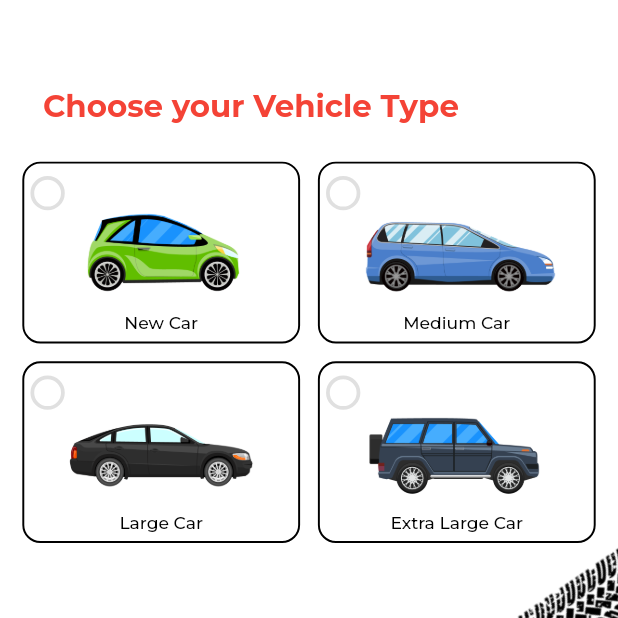
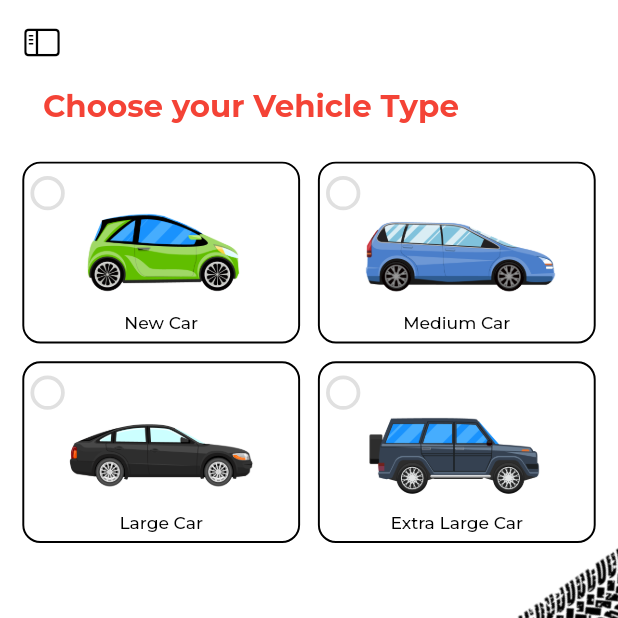
Before and after one commit to seeebbii/ultra_shine, a Flutter app: the OnBoardWelcome3 screen opened by its route, after a tap on "LET'S GO", on a phone screen of 412 x 824 dp, the top half of it. Run offline on Flutter 3.47's test engine with Material 2 defaults, Android fonts, the phone set to English and light mode, and no system bars; our stand-ins replace animated_splash_screen, flutter_rating_bar, flutter_screenutil, get, google_fonts, page_transition.

Commit message:
"sidebar"

```diff
--- a/lib/app/router/router_generator.dart
+++ b/lib/app/router/router_generator.dart
@@ -1,6 +1,8 @@
 import 'package:flutter/material.dart';
-import 'package:ultra_shine/view/Home/choose_vehicle_type.dart';
+
 import 'package:ultra_shine/view/authentication/auth_login_screen.dart';
+import 'package:ultra_shine/view/home/choose_vehicle_type.dart';
+import 'package:ultra_shine/view/home/custom_drawer.dart';
 import 'package:ultra_shine/view/home/exterior_screen.dart';
 import 'package:ultra_shine/view/home/film_screen.dart';
 import 'package:ultra_shine/view/home/interior_screen.dart';
@@ -36,7 +38,7 @@
 const String productScreen = '/product-screen';
 const String maintenanceScreen = '/maintenance-screen';
 const String requestScreen = '/request-screen';
-
+const String customDrawer='/custom-drawer';
 // TODO : ROUTES GENERATOR CLASS THAT CONTROLS THE FLOW OF NAVIGATION/ROUTING
 class RouteGenerator {
   // FUNCTION THAT HANDLES ROUTING
@@ -88,7 +90,8 @@
 
         case requestScreen:
         return _getPageRoute(const RequestScreen());
-
+        case customDrawer:
+        return _getPageRoute(const Custom_drawer());
       default:
         return _errorRoute();
     }
--- a/lib/main.dart
+++ b/lib/main.dart
@@ -3,7 +3,6 @@
 import 'package:get/get.dart';
 import 'package:ultra_shine/app/constant/initialize_controllers.dart';
 import 'package:ultra_shine/app/router/router_generator.dart';
-import 'package:ultra_shine/app/utils/colors.dart';
 import 'app/constant/image_paths.dart';
 import 'app/theme/app_theme.dart';
 
--- a/lib/view/home/choose_vehicle_type.dart
+++ b/lib/view/home/choose_vehicle_type.dart
@@ -1,3 +1,4 @@
+import 'package:flutter/cupertino.dart';
 import 'package:flutter/material.dart';
 import 'package:flutter_screenutil/flutter_screenutil.dart';
 import 'package:ultra_shine/app/constant/controllers.dart';
@@ -6,16 +7,18 @@
 import 'package:ultra_shine/app/utils/colors.dart';
 import 'package:ultra_shine/models/home/choose_vehicle_model.dart';
 import 'package:ultra_shine/models/home/choose_vehicle_paintwork_model.dart';
-import 'package:ultra_shine/view/Home/widgets/build_bottom_buttons.dart';
-import 'package:ultra_shine/view/Home/widgets/build_vehicle_paintwork.dart';
-import 'package:ultra_shine/view/Home/widgets/build_vehicle_type.dart';
+
 import 'dart:math' as math;
 
 import 'package:ultra_shine/view/components/auth_button.dart';
+import 'package:ultra_shine/view/home/widgets/build_vehicle_type.dart';
+
+import 'widgets/build_bottom_buttons.dart';
+import 'widgets/build_vehicle_paintwork.dart';
 
 class ChooseVehicleType extends StatefulWidget {
-  const ChooseVehicleType({Key? key}) : super(key: key);
-
+  const ChooseVehicleType({Key? key, this.animation}) : super(key: key);
+  final VoidCallback ? animation;
   @override
   State<ChooseVehicleType> createState() => _ChooseVehicleTypeState();
 }
@@ -50,7 +53,8 @@
   @override
   Widget build(BuildContext context) {
     return Scaffold(
-      appBar: AppBar(),
+      appBar: AppBar(leading: IconButton(icon: const Icon(CupertinoIcons.sidebar_left,color: Colors.black,), onPressed: () {widget.animation!();}) ,
+      ),
       body: Stack(
         children: [
           Positioned(
@@ -149,7 +153,8 @@
                         onTap: () {
                           setState(() {
                             paintWorkTypes
-                                .forEach((element) => element.value = false);
+                                .forEach((element) => element.value = false
+                                );
                             paintWorkTypes[index].value = true;
                           });
                         },
--- /dev/null
+++ b/lib/view/home/custom_drawer.dart
@@ -0,0 +1,103 @@
+import 'package:flutter/cupertino.dart';
+import 'package:flutter/material.dart';
+
+import 'choose_vehicle_type.dart';
+
+
+
+class Custom_drawer extends StatefulWidget {
+  const Custom_drawer({ Key? key }) : super(key: key);
+
+  @override
+  _Custom_drawerState createState() => _Custom_drawerState();
+}
+
+class _Custom_drawerState extends State<Custom_drawer> with SingleTickerProviderStateMixin{
+  late AnimationController animationController;
+  @override
+  void initState() {
+    // TODO: implement initState
+    super.initState();
+    animationController=AnimationController(vsync: this,
+    duration: Duration(milliseconds :400));
+  }
+  @override
+  Widget build(BuildContext context) {
+    var drawer=Container(color:Colors.orangeAccent,child: Drawer(
+  // Add a ListView to the drawer. This ensures the user can scroll
+  // through the options in the drawer if there isn't enough vertical
+  // space to fit everything.
+  child: ListView(
+    // Important: Remove any padding from the ListView.
+    padding: EdgeInsets.zero,
+    children: [
+      const DrawerHeader(
+        decoration: BoxDecoration(
+          color: Colors.redAccent,
+        ),
+        child: Text('UltraShine(Txt placeholder)'),
+      ),
+      drawer_tile(CupertinoIcons.home,'Feed'),
+          drawer_tile(CupertinoIcons.search_circle,'Explore'),
+              drawer_tile(CupertinoIcons.video_camera,'Videos'),
+                  drawer_tile(CupertinoIcons.settings,'Settings'),
+
+    ],
+  ),
+),);
+    var home=Container(decoration: BoxDecoration(
+      color: Colors.redAccent,
+        boxShadow: [
+      BoxShadow(
+        color: Colors.grey.withOpacity(0.5),
+        spreadRadius: 5,
+        blurRadius: 7,
+        offset: Offset(0, 3), // changes position of shadow
+      ),
+    ],
+    ),
+      child: ChooseVehicleType(animation: toggleAnimation,)
+    );
+    return Scaffold(
+      backgroundColor: Colors.white,
+      body: GestureDetector(
+        onTap: (){},
+        child: AnimatedBuilder(
+          animation: animationController,
+          builder: (context,_) {
+            double slide=125.0*animationController.value;
+            double scale=1-(animationController.value*0.1);
+            return Stack(
+
+              children: [
+                drawer,
+                Transform(transform: Matrix4.identity()..translate(slide)..scale(scale),
+                alignment:Alignment.bottomCenter,
+                child: home),
+              ],
+
+            );
+          }
+        ),
+      ),
+    );
+  }
+
+  ListTile drawer_tile(IconData icon,String title) {
+    return ListTile(
+    leading: Icon(icon),
+      title:Text(title,style: TextStyle(color: Colors.black)),
+
+      onTap: () {
+        // Update the state of the app.
+        // ...
+      },
+    );
+  }
+  void toggleAnimation()
+  {
+    animationController.isDismissed?
+    animationController.forward():
+    animationController.reverse();
+  }
+}
--- a/lib/view/splash/onboard/onboard_welcome_3.dart
+++ b/lib/view/splash/onboard/onboard_welcome_3.dart
@@ -38,7 +38,7 @@
               AuthButton(
                   buttonText: "LET'S GO",
                   onPressed: () {
-                    navigationController.navigateToNamed(chooseVehicleType);
+                    navigationController.navigateToNamed(customDrawer);
                   }),
               SizedBox(
                 height: 0.07.sh,
```
